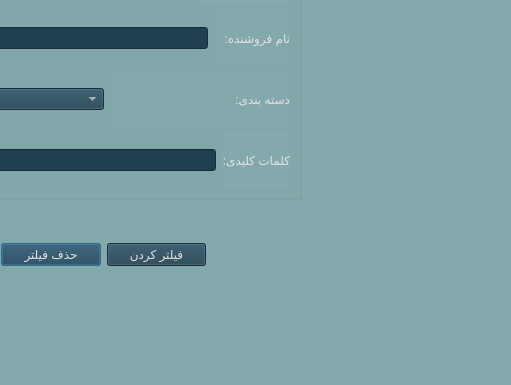
Before: the Qt Designer form Project_Ap/homeapps_filter.ui in AP-projects-4001/metagoofill, drawn with Qt 5; both pictures show x 289 to 800 and y 231 to 616 of the 800 by 616 pixel window.
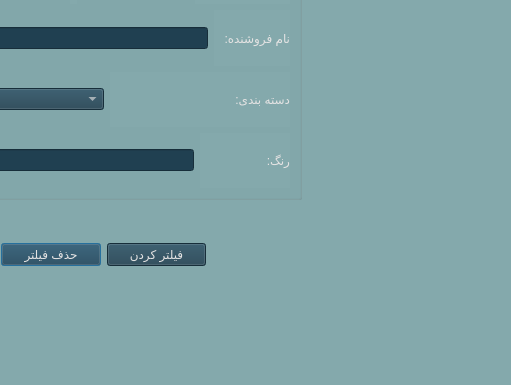
After: the same form once the commit is applied.

Commit message: modifying factor class and adding dockerfile

```diff
--- a/Project_Ap/homeapps_filter.ui
+++ b/Project_Ap/homeapps_filter.ui
@@ -222,7 +222,7 @@
 color: rgb(228, 227, 227);</string>
         </property>
         <property name="text">
-         <string>کلمات کلیدی:</string>
+         <string>رنگ:                    </string>
         </property>
        </widget>
       </item>
@@ -230,7 +230,7 @@
     </item>
    </layout>
   </widget>
-  <widget class="QWidget" name="">
+  <widget class="QWidget" name="layoutWidget">
    <property name="geometry">
     <rect>
      <x>290</x>
```
The commit also changes 16 other files.
